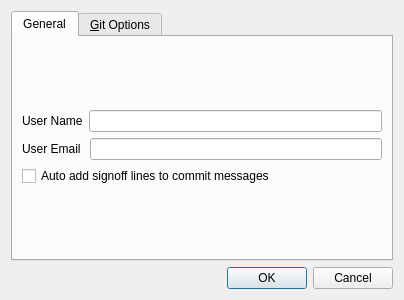
Before: the Qt Designer form ui/settings.ui in bainonline/teamgit, drawn with Qt 5.
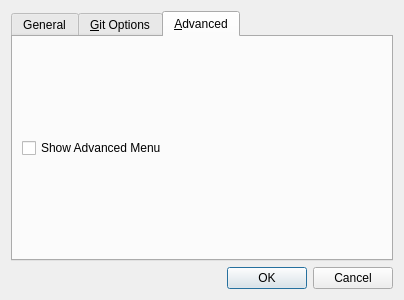
After: the same form once the commit is applied.

Commit message: settings.ui:Add showAdvanced checkbox

Diff of the .ui file:
```diff
--- a/ui/settings.ui
+++ b/ui/settings.ui
@@ -16,7 +16,7 @@
    <item>
     <widget class="QTabWidget" name="tabWidget" >
      <property name="currentIndex" >
-      <number>0</number>
+      <number>2</number>
      </property>
      <widget class="QWidget" name="tab" >
       <attribute name="title" >
@@ -147,6 +147,20 @@
        </item>
       </layout>
      </widget>
+     <widget class="QWidget" name="tab_2" >
+      <attribute name="title" >
+       <string>&amp;Advanced</string>
+      </attribute>
+      <layout class="QVBoxLayout" name="verticalLayout" >
+       <item>
+        <widget class="QCheckBox" name="showAdvancedCheckBox" >
+         <property name="text" >
+          <string>Show Advanced Menu</string>
+         </property>
+        </widget>
+       </item>
+      </layout>
+     </widget>
     </widget>
    </item>
    <item>
```
